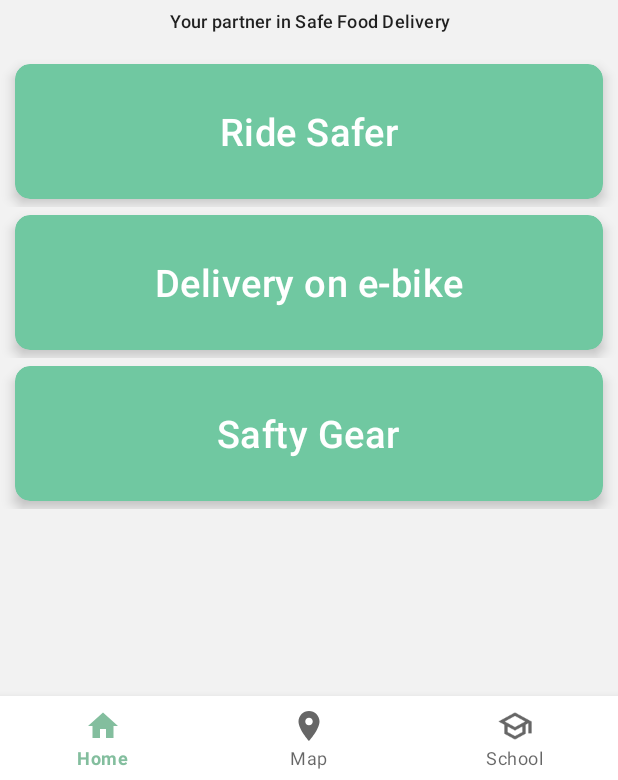
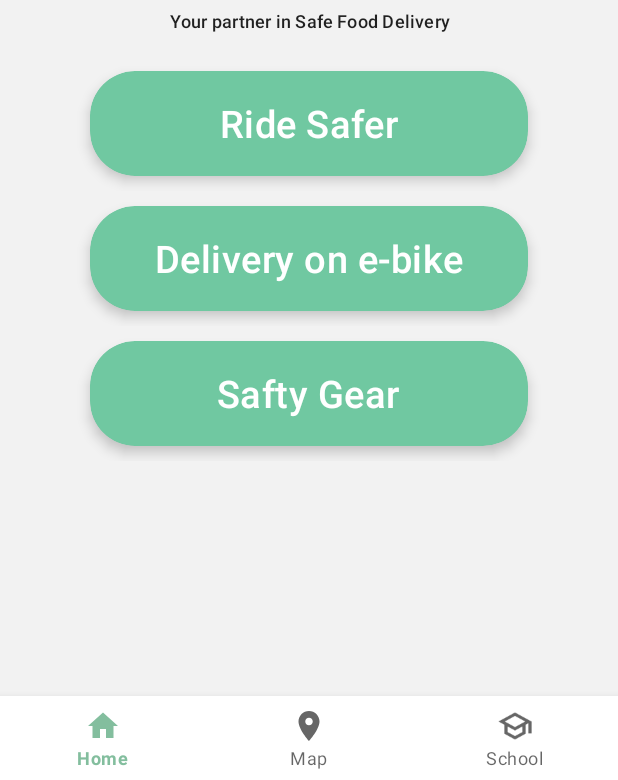
Before and after one commit to M-POSD/SaFoDel, an Android app: the screen it shows after launch (MainActivity), on a phone screen of 412 x 824 dp, the part 456-1236 px from its top. Run offline under Robolectric (Android 15) with nearby library versions, the phone set to English and light mode, and no system bars; libraries missing offline, so code that uses them is left out: me.jessyan.autosize; 2 statements that could not run were skipped.

Commit message:
edit back icon

```diff
--- a/app/src/main/java/com/example/safodel/fragment/BasicFragment.kt
+++ b/app/src/main/java/com/example/safodel/fragment/BasicFragment.kt
@@ -46,7 +46,7 @@ abstract class BasicFragment<TBinding: ViewBinding>(private val inflate: Inflate
      */
     fun setToolbarReturn(toolbar: androidx.appcompat.widget.Toolbar) {
         setToolbarBasic(toolbar)
-        toolbar.setNavigationIcon(R.drawable.ic_baseline_arrow_back_ios_new)
+        toolbar.setNavigationIcon(R.drawable.baseline_chevron_left_black_36)
         toolbar.setNavigationOnClickListener {
             activity?.onBackPressed()
         }
--- a/app/src/main/res/drawable/ic_baseline_arrow_back_ios_new.xml
+++ b/app/src/main/res/drawable/ic_baseline_arrow_back_ios_new.xml
@@ -1,5 +1,5 @@
 <vector android:height="36dp" android:tint="#515050"
     android:viewportHeight="24" android:viewportWidth="24"
     android:width="36dp" xmlns:android="http://schemas.android.com/apk/res/android">
-    <path android:fillColor="@android:color/white" android:pathData="M17.77,3.77l-1.77,-1.77l-10,10l10,10l1.77,-1.77l-8.23,-8.23z"/>
+    <path android:fillColor="@android:color/white" android:pathData="M15.41 7.41L14 6l-6 6 6 6 1.41-1.41L10.83 12z"/>
 </vector>
--- a/app/src/main/res/layout/small_card.xml
+++ b/app/src/main/res/layout/small_card.xml
@@ -8,19 +8,19 @@
         android:id="@+id/card"
         android:layout_width="match_parent"
         android:layout_height="wrap_content"
-        android:layout_marginHorizontal="10dp"
-        android:layout_marginVertical="5dp"
+        android:layout_marginHorizontal="60dp"
+        android:layout_marginVertical="10dp"
         android:checkable="true"
         android:clickable="true"
         app:cardElevation="5dp"
         android:focusable="true"
-        app:cardCornerRadius="10dp"
+        app:cardCornerRadius="30dp"
         app:cardBackgroundColor="@color/green">
 
         <LinearLayout
             android:id="@+id/cardLayout"
             android:layout_width="match_parent"
-            android:layout_height="90dp"
+            android:layout_height="70dp"
             android:gravity="center"
             android:orientation="vertical"
             android:padding="8dp">
```
Also changed, not shown: app/src/main/res/drawable-xhdpi/baseline_chevron_left_black_36.png (added).
